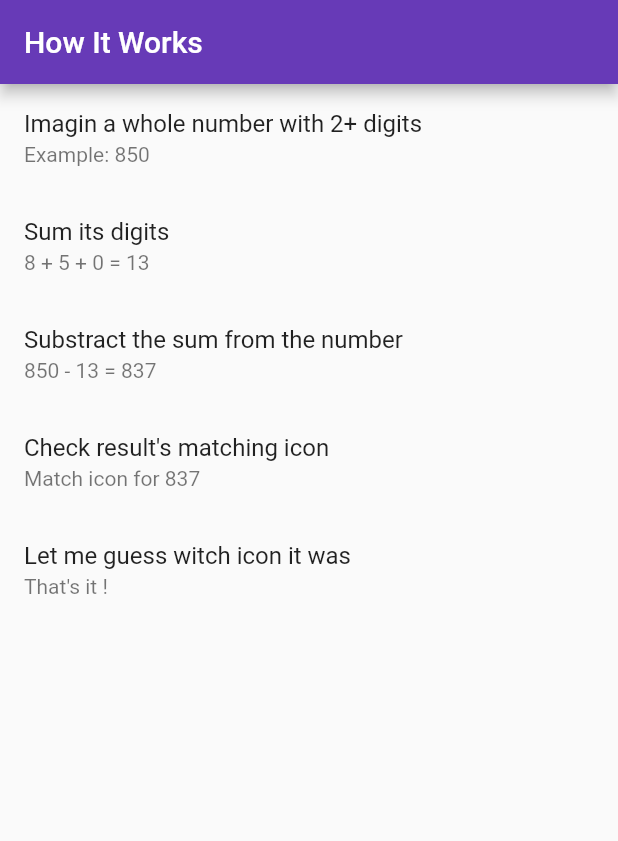
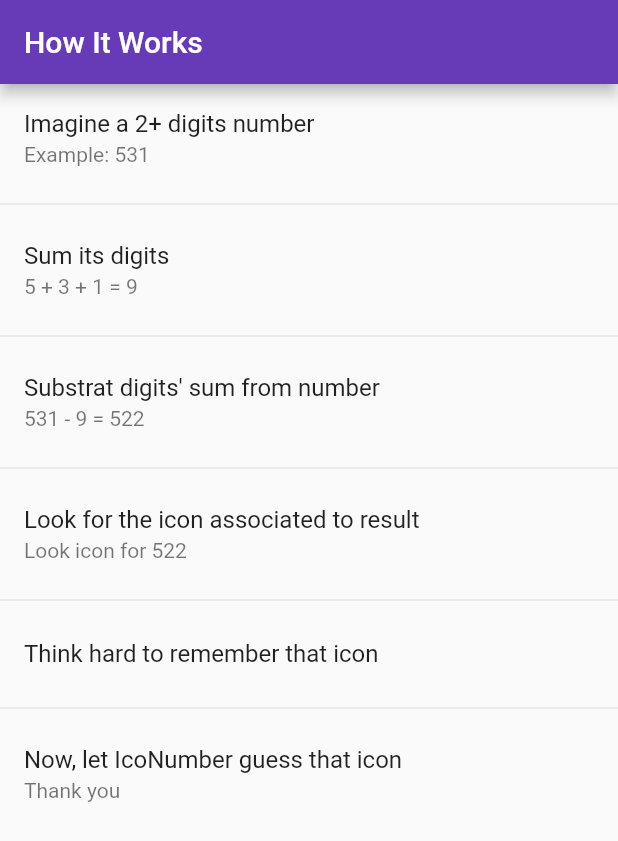
Before and after one commit to squall-io/ico_number, a Flutter app: the screen it shows after launch, on a phone screen of 412 x 824 dp. Shown: the top 841 px of the screen. Run offline on Flutter 3.47's test engine with Material 2 defaults, Android fonts, the phone set to English and light mode, and no system bars; our stand-ins replace flutter_i18n.

Commit message:
Refactor to support i18n

```diff
--- a/lib/how-to/screen.how-to.dart
+++ b/lib/how-to/screen.how-to.dart
@@ -1,6 +1,7 @@
 import 'dart:math';
 
 import 'package:flutter/material.dart';
+import 'package:flutter_i18n/flutter_i18n.dart';
 import 'package:ico_number/widget.factory.dart';
 
 
@@ -14,57 +15,86 @@ class HowToScreen extends StatefulWidget {
 
 class _HowToScreenState extends State<HowToScreen> {
 
+  static const _divider = Divider();
+
   static final _random = Random();
 
-  List<_Step> _steps;
+  List<int> _digits;
+  int _difference;
+  int _digitsSum;
+  int _number;
 
   _HowToScreenState() {
-    final digits = <int>[];
-    var digitCount = 2 + _random.nextInt(3);
-
-    do {
-      digits.add(_random.nextInt(9));
-      if (0 == digits.first) digits.removeAt(0);
-    } while (digitCount > digits.length);
-
-    final number = digits
-      .map((digit) => digit * pow(10, --digitCount))
-      .reduce((hay, number) => hay + number);
-    final sum = digits.reduce((stack, digit) => stack + digit);
-    final difference = number - sum;
-
-    _steps = [
-      _Step('Imagin a whole number with 2+ digits', 'Example: $number'),
-      _Step('Sum its digits', '${ digits.join(' + ') } = $sum'),
-      _Step('Substract the sum from the number', '$number - $sum = $difference'),
-      _Step('Check result\'s matching icon', 'Match icon for $difference'),
-      _Step('Let me guess witch icon it was', 'That\'s it !'),
-    ];
+    _number = 10 + _random.nextInt(pow(10, 2 + _random.nextInt(3)) - 1);
+    _digits = _number.toString().split('').map(int.parse).toList();
+    _digitsSum = _digits.reduce((a, b) => a + b);
+    _difference = _number - _digitsSum;
   }
 
   @override
   Widget build(BuildContext context) =>
     WidgetFactory.getScaffold(
-      title: "How It Works",
       child: ListView(
-        children: _steps,
+        children: <Widget>[
+          _Step(
+            description: 'step.description.imagine',
+            example: 'step.example.imagine',
+            parameters: { 'number': _number },
+          ),
+          _divider,
+          _Step(
+            description: 'step.description.sum-digits',
+            example: '${ _digits?.join(' + ' ) } = $_digitsSum',
+            isPlain: true,
+          ),
+          _divider,
+          _Step(
+            description: 'step.description.substract',
+            example: '$_number - $_digitsSum = $_difference',
+            isPlain: true,
+          ),
+          _divider,
+          _Step(
+            description: 'step.description.look-icon',
+            example: 'step.example.look-icon',
+            parameters: { 'difference': _difference },
+          ),
+          _divider,
+          _Step(
+            description: 'step.description.remember-icon',
+          ),
+          _divider,
+          _Step(
+            description: 'step.description.guess-icon',
+            example: 'step.description.thank-you',
+          ),
+        ],
       ),
+      title: FlutterI18n.translate(context, 'screen.title.how-to'),
     );
 
 }
 
+// ignore: must_be_immutable
 class _Step extends StatelessWidget {
 
-  final String _instruction;
-  final String _example;
+  Map<String, String> _parameters;
+  String _description;
+  String _example;
+  bool _isPlain;
 
-  const _Step(this._instruction, this._example, {Key key}) : super(key: key);
+  _Step({ Key key, @required String description, String example, bool isPlain: false, Map<String, dynamic> parameters}) : super(key: key) {
+    _parameters = null == parameters ? null : parameters.map((key, value) => MapEntry(key, '$value'));
+    _description = description;
+    _example = example;
+    _isPlain = isPlain;
+  }
 
   @override
   Widget build(BuildContext context) =>
     ListTile(
-      subtitle: Text(_example),
-      title: Text(_instruction),
+      title: I18nText(_description),
+      subtitle: null != _example ? _isPlain ? Text(_example) : I18nText(_example, translationParams: _parameters) : null,
     );
 
 }
```
